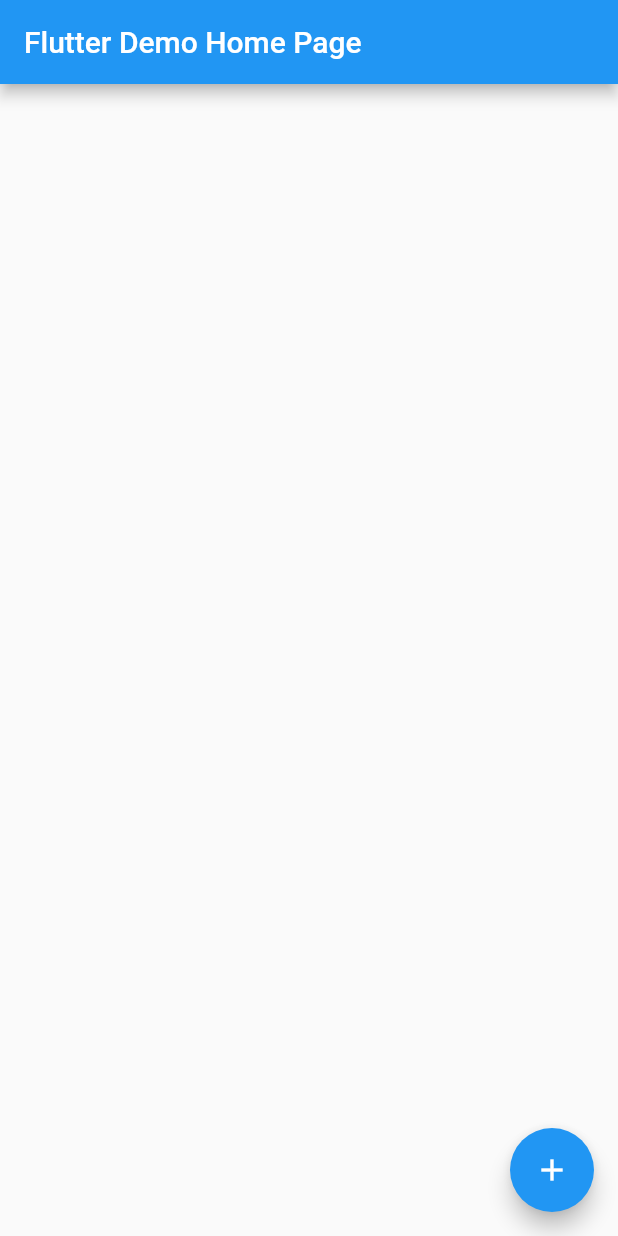
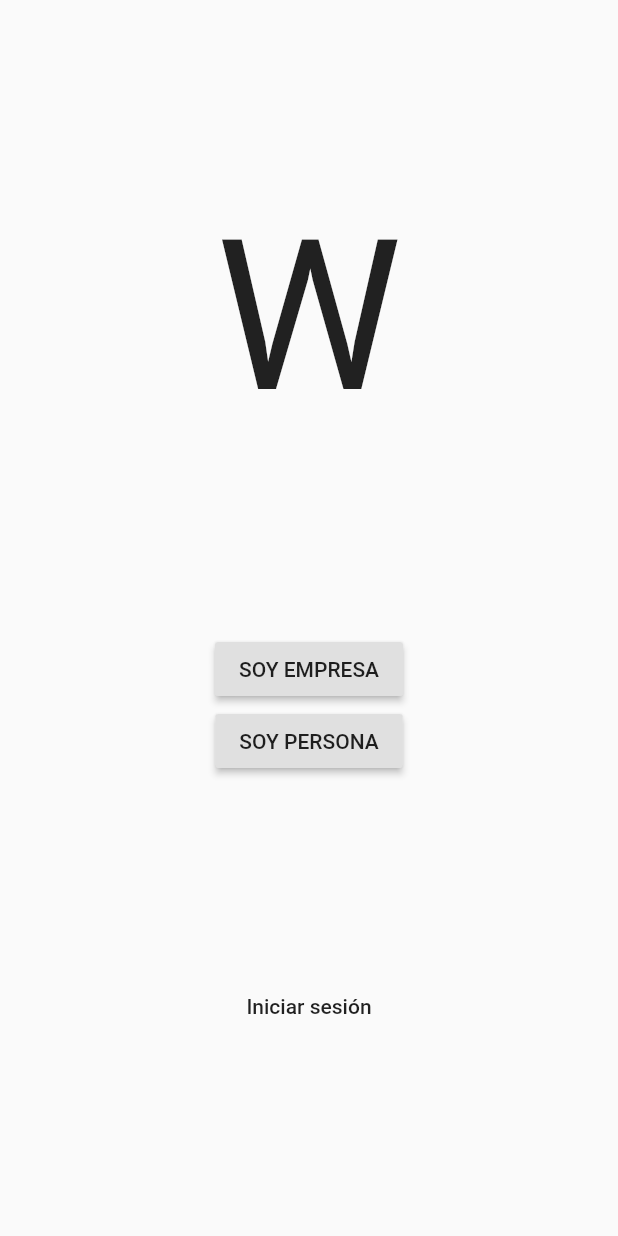
Before and after one commit to EmmanuelMess/WorKeenApp, a Flutter app: the screen it shows after launch, on a phone screen of 412 x 824 dp. Run offline on Flutter 3.47's test engine with Material 2 defaults, Android fonts, the phone set to English and light mode, and no system bars.

Commit message:
Add start widget

```diff
--- a/lib/main.dart
+++ b/lib/main.dart
@@ -1,5 +1,4 @@
 import 'package:flutter/material.dart';
-import 'package:floating_search_bar/floating_search_bar.dart';
 
 void main() => runApp(MyApp());
 
@@ -8,26 +7,17 @@ class MyApp extends StatelessWidget {
   @override
   Widget build(BuildContext context) {
     return MaterialApp(
-      title: 'Flutter Demo',
+      title: 'Workeen',
       theme: ThemeData(
-        // This is the theme of your application.
-        //
-        // Try running your application with "flutter run". You'll see the
-        // application has a blue toolbar. Then, without quitting the app, try
-        // changing the primarySwatch below to Colors.green and then invoke
-        // "hot reload" (press "r" in the console where you ran "flutter run",
-        // or simply save your changes to "hot reload" in a Flutter IDE).
-        // Notice that the counter didn't reset back to zero; the application
-        // is not restarted.
         primarySwatch: Colors.blue,
       ),
-      home: MyHomePage(title: 'Flutter Demo Home Page'),
+      home: IntroPage(title: 'Pagina principal'),
     );
   }
 }
 
-class MyHomePage extends StatefulWidget {
-  MyHomePage({Key key, this.title}) : super(key: key);
+class IntroPage extends StatefulWidget {
+  IntroPage({Key key, this.title}) : super(key: key);
 
   // This widget is the home page of your application. It is stateful, meaning
   // that it has a State object (defined below) that contains fields that affect
@@ -41,21 +31,20 @@ class MyHomePage extends StatefulWidget {
   final String title;
 
   @override
-  _MyHomePageState createState() => _MyHomePageState();
+  _IntroPageState createState() => _IntroPageState();
 }
 
-class _MyHomePageState extends State<MyHomePage> {
-  int _counter = 0;
+class _IntroPageState extends State<IntroPage> {
+  Widget _startBusiness() {
+    return IntroPage(title: 'Flutter Demo Home Page');
+  }
 
-  void _incrementCounter() {
-    setState(() {
-      // This call to setState tells the Flutter framework that something has
-      // changed in this State, which causes it to rerun the build method below
-      // so that the display can reflect the updated values. If we changed
-      // _counter without calling setState(), then the build method would not be
-      // called again, and so nothing would appear to happen.
-      _counter++;
-    });
+  Widget _startIndividual() {
+    return IntroPage(title: 'Flutter Demo Home Page');
+  }
+
+  Widget _startSignIn() {
+    return IntroPage(title: 'Flutter Demo Home Page');
   }
 
   @override
@@ -67,15 +56,37 @@ class _MyHomePageState extends State<MyHomePage> {
     // fast, so that you can just rebuild anything that needs updating rather
     // than having to individually change instances of widgets.
     return Scaffold(
-      appBar: AppBar(
-        // Here we take the value from the MyHomePage object that was created by
-        // the App.build method, and use it to set our appbar title.
-        title: Text(widget.title),
-      ),
-      floatingActionButton: FloatingActionButton(
-        onPressed: _incrementCounter,
-        tooltip: 'Increment',
-        child: Icon(Icons.add),
+      body: Center(
+        child: Column(
+          mainAxisAlignment: MainAxisAlignment.spaceEvenly,
+          children: [
+            Center(
+              child: Text(
+                "W",
+                textScaleFactor: 10,
+              ),
+            ),
+            Column(
+              mainAxisAlignment: MainAxisAlignment.spaceAround,
+              children: [
+                RaisedButton(
+                  child: Text("SOY EMPRESA"),
+                  onPressed: _startBusiness,
+                ),
+                RaisedButton(
+                  child: Text("SOY PERSONA"),
+                  onPressed: _startIndividual,
+                ),
+              ],
+            ),
+            Center(
+              child: FlatButton(
+                child: Text("Iniciar sesión"),
+                onPressed: _startSignIn,
+              ),
+            ),
+          ],
+        ),
       ),
     );
   }
```
